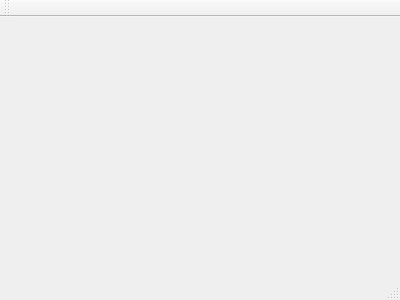
This is mwindow.ui in jcespinoza/MotorBaseDeDatos as Qt 5 draws it before an edit. The edited form follows.
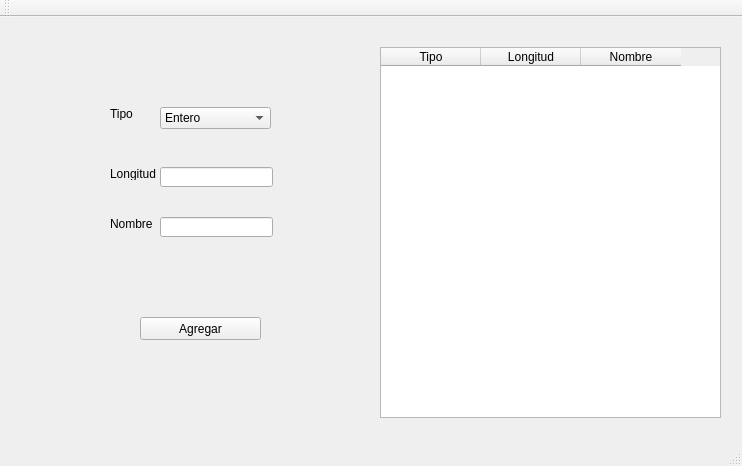
This is the edited form. The open tabs and pages were chosen to show the change.

The edit to the form file:
```diff
--- a/mwindow.ui
+++ b/mwindow.ui
@@ -1,24 +1,272 @@
 <ui version="4.0">
  <class>MWindow</class>
- <widget class="QMainWindow" name="MWindow" >
-  <property name="geometry" >
+ <widget class="QMainWindow" name="MWindow">
+  <property name="geometry">
    <rect>
     <x>0</x>
     <y>0</y>
-    <width>400</width>
-    <height>300</height>
+    <width>742</width>
+    <height>466</height>
    </rect>
   </property>
   <property name="windowTitle" >
    <string>MWindow</string>
   </property>
-  <widget class="QMenuBar" name="menuBar" />
-  <widget class="QToolBar" name="mainToolBar" />
-  <widget class="QWidget" name="centralWidget" />
-  <widget class="QStatusBar" name="statusBar" />
+  <widget class="QWidget" name="centralWidget">
+   <widget class="QStackedWidget" name="stackedWidget">
+    <property name="geometry">
+     <rect>
+      <x>10</x>
+      <y>10</y>
+      <width>721</width>
+      <height>401</height>
+     </rect>
+    </property>
+    <property name="currentIndex">
+     <number>0</number>
+    </property>
+    <widget class="QWidget" name="pgBienvenida">
+     <widget class="QLabel" name="label_4">
+      <property name="geometry">
+       <rect>
+        <x>210</x>
+        <y>60</y>
+        <width>351</width>
+        <height>51</height>
+       </rect>
+      </property>
+      <property name="font">
+       <font>
+        <pointsize>32</pointsize>
+       </font>
+      </property>
+      <property name="text">
+       <string>Bienvenido</string>
+      </property>
+      <property name="alignment">
+       <set>Qt::AlignCenter</set>
+      </property>
+     </widget>
+     <widget class="QLabel" name="label_5">
+      <property name="geometry">
+       <rect>
+        <x>150</x>
+        <y>190</y>
+        <width>161</width>
+        <height>16</height>
+       </rect>
+      </property>
+      <property name="font">
+       <font>
+        <pointsize>12</pointsize>
+        <weight>75</weight>
+        <italic>true</italic>
+        <bold>true</bold>
+       </font>
+      </property>
+      <property name="styleSheet">
+       <string notr="true">pressed{
+	color:blue;
+}</string>
+      </property>
+      <property name="text">
+       <string>Nueva Tabla...</string>
+      </property>
+     </widget>
+     <widget class="QLabel" name="label_6">
+      <property name="geometry">
+       <rect>
+        <x>150</x>
+        <y>230</y>
+        <width>161</width>
+        <height>16</height>
+       </rect>
+      </property>
+      <property name="font">
+       <font>
+        <pointsize>12</pointsize>
+        <weight>75</weight>
+        <italic>true</italic>
+        <bold>true</bold>
+       </font>
+      </property>
+      <property name="styleSheet">
+       <string notr="true">pressed{
+	color:blue;
+}</string>
+      </property>
+      <property name="text">
+       <string>Abrir Tabla...</string>
+      </property>
+     </widget>
+    </widget>
+    <widget class="QWidget" name="pgAdicionCampos">
+     <widget class="QTableWidget" name="tableWidget">
+      <property name="geometry">
+       <rect>
+        <x>370</x>
+        <y>20</y>
+        <width>341</width>
+        <height>371</height>
+       </rect>
+      </property>
+      <column>
+       <property name="text">
+        <string>Tipo</string>
+       </property>
+      </column>
+      <column>
+       <property name="text">
+        <string>Longitud</string>
+       </property>
+      </column>
+      <column>
+       <property name="text">
+        <string>Nombre</string>
+       </property>
+      </column>
+     </widget>
+     <widget class="QPushButton" name="pushButton">
+      <property name="geometry">
+       <rect>
+        <x>130</x>
+        <y>290</y>
+        <width>121</width>
+        <height>23</height>
+       </rect>
+      </property>
+      <property name="text">
+       <string>Agregar</string>
+      </property>
+     </widget>
+     <widget class="QLabel" name="label">
+      <property name="geometry">
+       <rect>
+        <x>100</x>
+        <y>80</y>
+        <width>46</width>
+        <height>13</height>
+       </rect>
+      </property>
+      <property name="text">
+       <string>Tipo</string>
+      </property>
+     </widget>
+     <widget class="QLabel" name="label_2">
+      <property name="geometry">
+       <rect>
+        <x>100</x>
+        <y>140</y>
+        <width>46</width>
+        <height>13</height>
+       </rect>
+      </property>
+      <property name="text">
+       <string>Longitud</string>
+      </property>
+     </widget>
+     <widget class="QComboBox" name="comboBox">
+      <property name="geometry">
+       <rect>
+        <x>150</x>
+        <y>80</y>
+        <width>111</width>
+        <height>22</height>
+       </rect>
+      </property>
+      <item>
+       <property name="text">
+        <string>Entero</string>
+       </property>
+      </item>
+      <item>
+       <property name="text">
+        <string>Texto</string>
+       </property>
+      </item>
+     </widget>
+     <widget class="QLineEdit" name="lineEdit">
+      <property name="geometry">
+       <rect>
+        <x>150</x>
+        <y>140</y>
+        <width>113</width>
+        <height>20</height>
+       </rect>
+      </property>
+     </widget>
+     <widget class="QLabel" name="label_3">
+      <property name="geometry">
+       <rect>
+        <x>100</x>
+        <y>190</y>
+        <width>46</width>
+        <height>13</height>
+       </rect>
+      </property>
+      <property name="text">
+       <string>Nombre</string>
+      </property>
+     </widget>
+     <widget class="QLineEdit" name="lineEdit_2">
+      <property name="geometry">
+       <rect>
+        <x>150</x>
+        <y>190</y>
+        <width>113</width>
+        <height>20</height>
+       </rect>
+      </property>
+     </widget>
+    </widget>
+    <widget class="QWidget" name="pgAdicionRegistros">
+     <widget class="QTableWidget" name="tableWidget_2">
+      <property name="geometry">
+       <rect>
+        <x>120</x>
+        <y>20</y>
+        <width>601</width>
+        <height>371</height>
+       </rect>
+      </property>
+     </widget>
+     <widget class="QPushButton" name="pushButton_2">
+      <property name="geometry">
+       <rect>
+        <x>4</x>
+        <y>100</y>
+        <width>101</width>
+        <height>23</height>
+       </rect>
+      </property>
+      <property name="text">
+       <string>Agregar Fila</string>
+      </property>
+     </widget>
+    </widget>
+   </widget>
+  </widget>
+  <widget class="QMenuBar" name="menuBar">
+   <property name="geometry">
+    <rect>
+     <x>0</x>
+     <y>0</y>
+     <width>742</width>
+     <height>21</height>
+    </rect>
+   </property>
+  </widget>
+  <widget class="QToolBar" name="mainToolBar">
+   <attribute name="toolBarArea">
+    <enum>TopToolBarArea</enum>
+   </attribute>
+   <attribute name="toolBarBreak">
+    <bool>false</bool>
+   </attribute>
+  </widget>
+  <widget class="QStatusBar" name="statusBar"/>
  </widget>
- <layoutDefault spacing="6" margin="11" />
- <pixmapfunction></pixmapfunction>
+ <layoutdefault spacing="6" margin="11"/>
  <resources/>
  <connections/>
 </ui>
```
Left out of the diff: 3 changed lines with no effect on the pictures.
